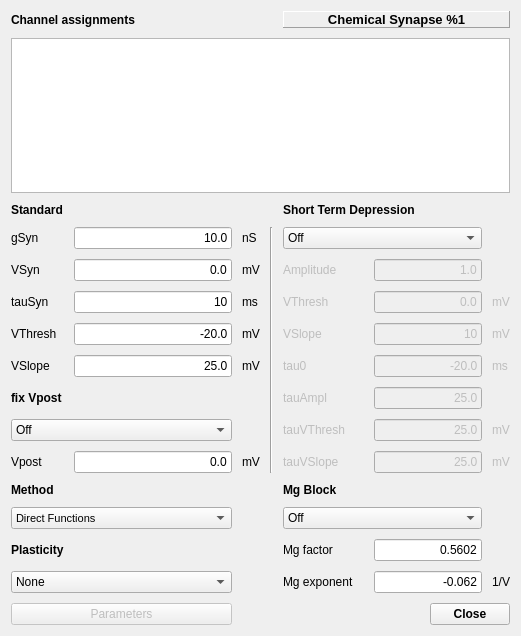
Old version of the form src/gui/ChemSynDlg.ui in the repository CompEphys-team/stdpc.
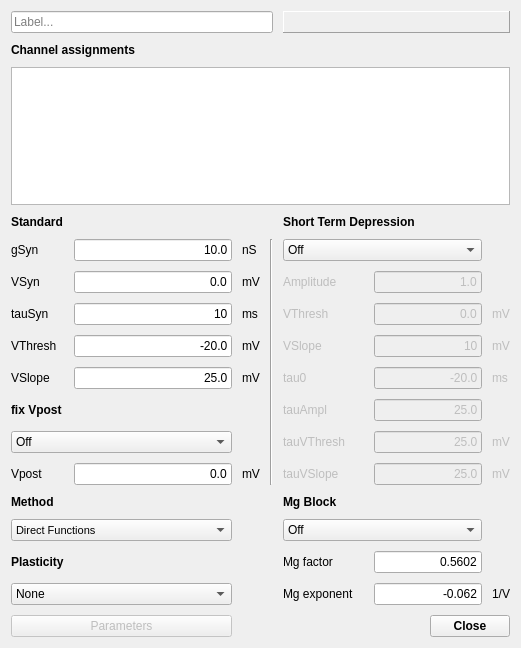
New version of the form. Custom widgets are drawn as their Qt base class.

Commit message: Added Conductance labels to parameter dialog

The edit to the form file:
```diff
--- a/src/gui/ChemSynDlg.ui
+++ b/src/gui/ChemSynDlg.ui
@@ -7,7 +7,7 @@
     <x>0</x>
     <y>0</y>
     <width>521</width>
-    <height>636</height>
+    <height>648</height>
    </rect>
   </property>
   <property name="windowTitle">
@@ -17,10 +17,100 @@
    <property name="spacing">
     <number>10</number>
    </property>
-   <item row="7" column="1">
-    <widget class="QLineEdit" name="VSlopeE">
+   <item row="5" column="2">
+    <widget class="QLabel" name="label_10">
      <property name="text">
-      <string>25.0</string>
+      <string>mV</string>
+     </property>
+    </widget>
+   </item>
+   <item row="5" column="4" colspan="2">
+    <widget class="QLabel" name="STDAmplL">
+     <property name="enabled">
+      <bool>false</bool>
+     </property>
+     <property name="text">
+      <string>Amplitude</string>
+     </property>
+    </widget>
+   </item>
+   <item row="5" column="1">
+    <widget class="QLineEdit" name="VSynE">
+     <property name="text">
+      <string>0.0</string>
+     </property>
+     <property name="maxLength">
+      <number>8</number>
+     </property>
+     <property name="alignment">
+      <set>Qt::AlignRight|Qt::AlignTrailing|Qt::AlignVCenter</set>
+     </property>
+    </widget>
+   </item>
+   <item row="6" column="0">
+    <widget class="QLabel" name="label_6">
+     <property name="text">
+      <string>tauSyn</string>
+     </property>
+    </widget>
+   </item>
+   <item row="6" column="2">
+    <widget class="QLabel" name="label_11">
+     <property name="text">
+      <string>ms</string>
+     </property>
+    </widget>
+   </item>
+   <item row="5" column="6" colspan="2">
+    <widget class="QLineEdit" name="STDAmplE">
+     <property name="enabled">
+      <bool>false</bool>
+     </property>
+     <property name="text">
+      <string>1.0</string>
+     </property>
+     <property name="maxLength">
+      <number>8</number>
+     </property>
+     <property name="alignment">
+      <set>Qt::AlignRight|Qt::AlignTrailing|Qt::AlignVCenter</set>
+     </property>
+    </widget>
+   </item>
+   <item row="6" column="4">
+    <widget class="QLabel" name="STDVThreshL">
+     <property name="enabled">
+      <bool>false</bool>
+     </property>
+     <property name="text">
+      <string>VThresh</string>
+     </property>
+    </widget>
+   </item>
+   <item row="6" column="8">
+    <widget class="QLabel" name="STDVThreshU">
+     <property name="enabled">
+      <bool>false</bool>
+     </property>
+     <property name="text">
+      <string>mV</string>
+     </property>
+    </widget>
+   </item>
+   <item row="7" column="0">
+    <widget class="QLabel" name="label_7">
+     <property name="text">
+      <string>VThresh</string>
+     </property>
+    </widget>
+   </item>
+   <item row="6" column="6" colspan="2">
+    <widget class="QLineEdit" name="STDVThreshE">
+     <property name="enabled">
+      <bool>false</bool>
+     </property>
+     <property name="text">
+      <string>0.0</string>
      </property>
      <property name="maxLength">
       <number>8</number>
@@ -31,27 +121,24 @@
     </widget>
    </item>
    <item row="7" column="2">
-    <widget class="QLabel" name="label_13">
+    <widget class="QLabel" name="label_12">
      <property name="text">
       <string>mV</string>
      </property>
     </widget>
    </item>
    <item row="7" column="4">
-    <widget class="QLabel" name="STDtau0L">
+    <widget class="QLabel" name="STDVSlopeL">
      <property name="enabled">
       <bool>false</bool>
      </property>
      <property name="text">
-      <string>tau0</string>
+      <string>VSlope</string>
      </property>
     </widget>
    </item>
-   <item row="7" column="6" colspan="2">
-    <widget class="QLineEdit" name="STDtau0E">
-     <property name="enabled">
-      <bool>false</bool>
-     </property>
+   <item row="7" column="1">
+    <widget class="QLineEdit" name="VThreshE">
      <property name="text">
       <string>-20.0</string>
      </property>
@@ -64,45 +151,22 @@
     </widget>
    </item>
    <item row="7" column="8">
-    <widget class="QLabel" name="STDtau0U">
+    <widget class="QLabel" name="STDVSlopeU">
      <property name="enabled">
       <bool>false</bool>
      </property>
      <property name="text">
-      <string>ms</string>
+      <string>mV</string>
      </property>
     </widget>
    </item>
-   <item row="8" column="0">
-    <widget class="QLabel" name="label_18">
-     <property name="font">
-      <font>
-       <weight>75</weight>
-       <bold>true</bold>
-      </font>
-     </property>
-     <property name="text">
-      <string>fix Vpost</string>
-     </property>
-    </widget>
-   </item>
-   <item row="8" column="4">
-    <widget class="QLabel" name="STDtauAmplL">
+   <item row="7" column="6" colspan="2">
+    <widget class="QLineEdit" name="STDVSlopeE">
      <property name="enabled">
       <bool>false</bool>
      </property>
      <property name="text">
-      <string>tauAmpl</string>
-     </property>
-    </widget>
-   </item>
-   <item row="8" column="6" colspan="2">
-    <widget class="QLineEdit" name="STDtauAmplE">
-     <property name="enabled">
-      <bool>false</bool>
-     </property>
-     <property name="text">
-      <string>25.0</string>
+      <string>10</string>
      </property>
      <property name="maxLength">
       <number>8</number>
@@ -112,8 +176,8 @@
      </property>
     </widget>
    </item>
-   <item row="9" column="0" colspan="2">
-    <widget class="QComboBox" name="fixVpostCombo">
+   <item row="13" column="4" colspan="4">
+    <widget class="QComboBox" name="MgBlockCombo">
      <item>
       <property name="text">
        <string>Off</string>
@@ -126,53 +190,89 @@
      </item>
     </widget>
    </item>
-   <item row="9" column="4" colspan="2">
-    <widget class="QLabel" name="STDtauVThreshL">
-     <property name="enabled">
-      <bool>false</bool>
+   <item row="12" column="4">
+    <widget class="QLabel" name="MgBlockL">
+     <property name="font">
+      <font>
+       <weight>75</weight>
+       <bold>true</bold>
+      </font>
      </property>
      <property name="text">
-      <string>tauVThresh</string>
+      <string>Mg Block</string>
      </property>
     </widget>
    </item>
-   <item row="9" column="6" colspan="2">
-    <widget class="QLineEdit" name="STDtauVThreshE">
-     <property name="enabled">
-      <bool>false</bool>
+   <item row="14" column="4">
+    <widget class="QLabel" name="MgfacL">
+     <property name="text">
+      <string>Mg factor</string>
      </property>
+    </widget>
+   </item>
+   <item row="15" column="4">
+    <widget class="QLabel" name="MgexpoL">
      <property name="text">
-      <string>25.0</string>
+      <string>Mg exponent</string>
      </property>
-     <property name="maxLength">
-      <number>8</number>
+    </widget>
+   </item>
+   <item row="14" column="0">
+    <widget class="QLabel" name="label_31">
+     <property name="font">
+      <font>
+       <weight>75</weight>
+       <bold>true</bold>
+      </font>
      </property>
-     <property name="alignment">
-      <set>Qt::AlignRight|Qt::AlignTrailing|Qt::AlignVCenter</set>
+     <property name="text">
+      <string>Plasticity</string>
      </property>
     </widget>
    </item>
-   <item row="9" column="8">
-    <widget class="QLabel" name="STDtauVThreshU">
-     <property name="enabled">
-      <bool>false</bool>
-     </property>
+   <item row="15" column="8">
+    <widget class="QLabel" name="MgexpoU">
      <property name="text">
-      <string>mV</string>
+      <string>1/V</string>
      </property>
     </widget>
    </item>
-   <item row="10" column="0">
-    <widget class="QLabel" name="label_29">
+   <item row="15" column="0" colspan="2">
+    <widget class="QComboBox" name="PlasticityCombo">
+     <item>
+      <property name="text">
+       <string>None</string>
+      </property>
+     </item>
+     <item>
+      <property name="text">
+       <string>Spike STDP</string>
+      </property>
+     </item>
+     <item>
+      <property name="text">
+       <string>ODE STDP</string>
+      </property>
+     </item>
+    </widget>
+   </item>
+   <item row="15" column="6" colspan="2">
+    <widget class="QLineEdit" name="MgexpoE">
      <property name="text">
-      <string>Vpost</string>
+      <string>-0.062</string>
      </property>
+     <property name="maxLength">
+      <number>8</number>
+     </property>
+     <property name="alignment">
+      <set>Qt::AlignRight|Qt::AlignTrailing|Qt::AlignVCenter</set>
+     </property>
     </widget>
    </item>
-   <item row="10" column="1">
-    <widget class="QLineEdit" name="VpostE">
+   <item row="14" column="6" colspan="2">
+    <widget class="QLineEdit" name="MgfacE">
      <property name="text">
-      <string>0.0</string>
+      <string>0.5602</string>
      </property>
      <property name="maxLength">
       <number>8</number>
@@ -182,14 +282,33 @@
      </property>
     </widget>
    </item>
-   <item row="10" column="2">
-    <widget class="QLabel" name="label_30">
+   <item row="16" column="0" colspan="2">
+    <widget class="QPushButton" name="PlastParaBut">
+     <property name="enabled">
+      <bool>false</bool>
+     </property>
      <property name="text">
-      <string>mV</string>
+      <string>Parameters</string>
      </property>
     </widget>
    </item>
-   <item row="10" column="4" colspan="2">
+   <item row="16" column="6" colspan="3">
+    <widget class="QDialogButtonBox" name="ResCloseBox">
+     <property name="font">
+      <font>
+       <weight>75</weight>
+       <bold>true</bold>
+      </font>
+     </property>
+     <property name="orientation">
+      <enum>Qt::Horizontal</enum>
+     </property>
+     <property name="standardButtons">
+      <set>QDialogButtonBox::Close</set>
+     </property>
+    </widget>
+   </item>
+   <item row="11" column="4" colspan="2">
     <widget class="QLabel" name="STDtauVSlopeL">
      <property name="enabled">
       <bool>false</bool>
@@ -199,7 +318,7 @@
      </property>
     </widget>
    </item>
-   <item row="10" column="6" colspan="2">
+   <item row="11" column="6" colspan="2">
     <widget class="QLineEdit" name="STDtauVSlopeE">
      <property name="enabled">
       <bool>false</bool>
@@ -215,7 +334,7 @@
      </property>
     </widget>
    </item>
-   <item row="10" column="8">
+   <item row="11" column="8">
     <widget class="QLabel" name="STDtauVSlopeU">
      <property name="enabled">
       <bool>false</bool>
@@ -225,7 +344,7 @@
      </property>
     </widget>
    </item>
-   <item row="11" column="0">
+   <item row="12" column="0">
     <widget class="QLabel" name="MethodL">
      <property name="font">
       <font>
@@ -238,7 +357,7 @@
      </property>
     </widget>
    </item>
-   <item row="5" column="1">
+   <item row="6" column="1">
     <widget class="QLineEdit" name="tauSynE">
      <property name="text">
       <string>10</string>
@@ -251,7 +370,7 @@
      </property>
     </widget>
    </item>
-   <item row="12" column="0" colspan="2">
+   <item row="13" column="0" colspan="2">
     <widget class="QComboBox" name="LUCombo">
      <property name="font">
       <font>
@@ -272,14 +391,186 @@
      </item>
     </widget>
    </item>
-   <item row="7" column="0">
+   <item row="8" column="0">
     <widget class="QLabel" name="label_8">
      <property name="text">
       <string>VSlope</string>
      </property>
     </widget>
    </item>
-   <item row="0" column="0" colspan="2">
+   <item row="9" column="6" colspan="2">
+    <widget class="QLineEdit" name="STDtauAmplE">
+     <property name="enabled">
+      <bool>false</bool>
+     </property>
+     <property name="text">
+      <string>25.0</string>
+     </property>
+     <property name="maxLength">
+      <number>8</number>
+     </property>
+     <property name="alignment">
+      <set>Qt::AlignRight|Qt::AlignTrailing|Qt::AlignVCenter</set>
+     </property>
+    </widget>
+   </item>
+   <item row="10" column="4" colspan="2">
+    <widget class="QLabel" name="STDtauVThreshL">
+     <property name="enabled">
+      <bool>false</bool>
+     </property>
+     <property name="text">
+      <string>tauVThresh</string>
+     </property>
+    </widget>
+   </item>
+   <item row="10" column="6" colspan="2">
+    <widget class="QLineEdit" name="STDtauVThreshE">
+     <property name="enabled">
+      <bool>false</bool>
+     </property>
+     <property name="text">
+      <string>25.0</string>
+     </property>
+     <property name="maxLength">
+      <number>8</number>
+     </property>
+     <property name="alignment">
+      <set>Qt::AlignRight|Qt::AlignTrailing|Qt::AlignVCenter</set>
+     </property>
+    </widget>
+   </item>
+   <item row="10" column="8">
+    <widget class="QLabel" name="STDtauVThreshU">
+     <property name="enabled">
+      <bool>false</bool>
+     </property>
+     <property name="text">
+      <string>mV</string>
+     </property>
+    </widget>
+   </item>
+   <item row="11" column="0">
+    <widget class="QLabel" name="label_29">
+     <property name="text">
+      <string>Vpost</string>
+     </property>
+    </widget>
+   </item>
+   <item row="11" column="1">
+    <widget class="QLineEdit" name="VpostE">
+     <property name="text">
+      <string>0.0</string>
+     </property>
+     <property name="maxLength">
+      <number>8</number>
+     </property>
+     <property name="alignment">
+      <set>Qt::AlignRight|Qt::AlignTrailing|Qt::AlignVCenter</set>
+     </property>
+    </widget>
+   </item>
+   <item row="11" column="2">
+    <widget class="QLabel" name="label_30">
+     <property name="text">
+      <string>mV</string>
+     </property>
+    </widget>
+   </item>
+   <item row="8" column="1">
+    <widget class="QLineEdit" name="VSlopeE">
+     <property name="text">
+      <string>25.0</string>
+     </property>
+     <property name="maxLength">
+      <number>8</number>
+     </property>
+     <property name="alignment">
+      <set>Qt::AlignRight|Qt::AlignTrailing|Qt::AlignVCenter</set>
+     </property>
+    </widget>
+   </item>
+   <item row="8" column="2">
+    <widget class="QLabel" name="label_13">
+     <property name="text">
+      <string>mV</string>
+     </property>
+    </widget>
+   </item>
+   <item row="8" column="4">
+    <widget class="QLabel" name="STDtau0L">
+     <property name="enabled">
+      <bool>false</bool>
+     </property>
+     <property name="text">
+      <string>tau0</string>
+     </property>
+    </widget>
+   </item>
+   <item row="8" column="6" colspan="2">
+    <widget class="QLineEdit" name="STDtau0E">
+     <property name="enabled">
+      <bool>false</bool>
+     </property>
+     <property name="text">
+      <string>-20.0</string>
+     </property>
+     <property name="maxLength">
+      <number>8</number>
+     </property>
+     <property name="alignment">
+      <set>Qt::AlignRight|Qt::AlignTrailing|Qt::AlignVCenter</set>
+     </property>
+    </widget>
+   </item>
+   <item row="8" column="8">
+    <widget class="QLabel" name="STDtau0U">
+     <property name="enabled">
+      <bool>false</bool>
+     </property>
+     <property name="text">
+      <string>ms</string>
+     </property>
+    </widget>
+   </item>
+   <item row="9" column="0">
+    <widget class="QLabel" name="label_18">
+     <property name="font">
+      <font>
+       <weight>75</weight>
+       <bold>true</bold>
+      </font>
+     </property>
+     <property name="text">
+      <string>fix Vpost</string>
+     </property>
+    </widget>
+   </item>
+   <item row="10" column="0" colspan="2">
+    <widget class="QComboBox" name="fixVpostCombo">
+     <item>
+      <property name="text">
+       <string>Off</string>
+      </property>
+     </item>
+     <item>
+      <property name="text">
+       <string>Fixed</string>
+      </property>
+     </item>
+    </widget>
+   </item>
+   <item row="9" column="4">
+    <widget class="QLabel" name="STDtauAmplL">
+     <property name="enabled">
+      <bool>false</bool>
+     </property>
+     <property name="text">
+      <string>tauAmpl</string>
+     </property>
+    </widget>
+   </item>
+   <item row="1" column="0" colspan="2">
     <widget class="QLabel" name="label_16">
      <property name="font">
       <font>
@@ -292,45 +583,7 @@
      </property>
     </widget>
    </item>
-   <item row="0" column="4" colspan="5">
-    <widget class="QLabel" name="ChemSynDlgLabel">
-     <property name="enabled">
-      <bool>true</bool>
-     </property>
-     <property name="font">
-      <font>
-       <pointsize>10</pointsize>
-       <weight>75</weight>
-       <bold>true</bold>
-      </font>
-     </property>
-     <property name="autoFillBackground">
-      <bool>false</bool>
-     </property>
-     <property name="styleSheet">
-      <string/>
-     </property>
-     <property name="frameShape">
-      <enum>QFrame::Panel</enum>
-     </property>
-     <property name="frameShadow">
-      <enum>QFrame::Raised</enum>
-     </property>
-     <property name="lineWidth">
-      <number>1</number>
-     </property>
-     <property name="midLineWidth">
-      <number>0</number>
-     </property>
-     <property name="text">
-      <string>Chemical Synapse %1</string>
-     </property>
-     <property name="alignment">
-      <set>Qt::AlignCenter</set>
-     </property>
-    </widget>
-   </item>
-   <item row="1" column="0" colspan="9">
+   <item row="2" column="0" colspan="9">
     <widget class="AssignmentWidget&lt;SynapseAssignment&gt;" name="assignments">
      <attribute name="horizontalHeaderStretchLastSection">
       <bool>true</bool>
@@ -340,7 +593,7 @@
      </attribute>
     </widget>
    </item>
-   <item row="2" column="0">
+   <item row="3" column="0">
     <widget class="QLabel" name="label_14">
      <property name="font">
       <font>
@@ -353,7 +606,7 @@
      </property>
     </widget>
    </item>
-   <item row="2" column="4" colspan="4">
+   <item row="3" column="4" colspan="4">
     <widget class="QLabel" name="label_15">
      <property name="font">
       <font>
@@ -366,41 +619,34 @@
      </property>
     </widget>
    </item>
-   <item row="3" column="0">
+   <item row="4" column="0">
     <widget class="QLabel" name="label_4">
      <property name="text">
       <string>gSyn</string>
      </property>
     </widget>
    </item>
-   <item row="3" column="1">
-    <widget class="QLineEdit" name="gSynE">
-     <property name="text">
-      <string>10.0</string>
-     </property>
-     <property name="maxLength">
-      <number>8</number>
-     </property>
-     <property name="alignment">
-      <set>Qt::AlignRight|Qt::AlignTrailing|Qt::AlignVCenter</set>
-     </property>
-    </widget>
-   </item>
-   <item row="3" column="2">
+   <item row="4" column="2">
     <widget class="QLabel" name="label_9">
      <property name="text">
       <string>nS</string>
      </property>
     </widget>
    </item>
-   <item row="3" column="3" rowspan="8">
-    <widget class="Line" name="line">
-     <property name="orientation">
-      <enum>Qt::Vertical</enum>
+   <item row="4" column="1">
+    <widget class="QLineEdit" name="gSynE">
+     <property name="text">
+      <string>10.0</string>
+     </property>
+     <property name="maxLength">
+      <number>8</number>
+     </property>
+     <property name="alignment">
+      <set>Qt::AlignRight|Qt::AlignTrailing|Qt::AlignVCenter</set>
      </property>
     </widget>
    </item>
-   <item row="3" column="4" colspan="4">
+   <item row="4" column="4" colspan="4">
     <widget class="QComboBox" name="STDCombo">
      <item>
       <property name="text">
@@ -414,301 +660,62 @@
      </item>
     </widget>
    </item>
-   <item row="4" column="0">
+   <item row="4" column="3" rowspan="8">
+    <widget class="Line" name="line">
+     <property name="orientation">
+      <enum>Qt::Vertical</enum>
+     </property>
+    </widget>
+   </item>
+   <item row="5" column="0">
     <widget class="QLabel" name="label_5">
      <property name="text">
       <string>VSyn</string>
      </property>
     </widget>
    </item>
-   <item row="4" column="1">
-    <widget class="QLineEdit" name="VSynE">
-     <property name="text">
-      <string>0.0</string>
+   <item row="0" column="0" colspan="4">
+    <widget class="QLineEdit" name="leLabel">
+     <property name="placeholderText">
+      <string>Label...</string>
      </property>
-     <property name="maxLength">
-      <number>8</number>
-     </property>
-     <property name="alignment">
-      <set>Qt::AlignRight|Qt::AlignTrailing|Qt::AlignVCenter</set>
-     </property>
     </widget>
    </item>
-   <item row="4" column="2">
-    <widget class="QLabel" name="label_10">
-     <property name="text">
-      <string>mV</string>
-     </property>
-    </widget>
-   </item>
-   <item row="4" column="4" colspan="2">
-    <widget class="QLabel" name="STDAmplL">
+   <item row="0" column="4" colspan="5">
+    <widget class="QLabel" name="ChemSynDlgLabel">
      <property name="enabled">
-      <bool>false</bool>
+      <bool>true</bool>
      </property>
-     <property name="text">
-      <string>Amplitude</string>
-     </property>
-    </widget>
-   </item>
-   <item row="4" column="6" colspan="2">
-    <widget class="QLineEdit" name="STDAmplE">
-     <property name="enabled">
-      <bool>false</bool>
-     </property>
-     <property name="text">
-      <string>1.0</string>
-     </property>
-     <property name="maxLength">
-      <number>8</number>
-     </property>
-     <property name="alignment">
-      <set>Qt::AlignRight|Qt::AlignTrailing|Qt::AlignVCenter</set>
-     </property>
-    </widget>
-   </item>
-   <item row="5" column="0">
-    <widget class="QLabel" name="label_6">
-     <property name="text">
-      <string>tauSyn</string>
-     </property>
-    </widget>
-   </item>
-   <item row="5" column="2">
-    <widget class="QLabel" name="label_11">
-     <property name="text">
-      <string>ms</string>
-     </property>
-    </widget>
-   </item>
-   <item row="5" column="4">
-    <widget class="QLabel" name="STDVThreshL">
-     <property name="enabled">
-      <bool>false</bool>
-     </property>
-     <property name="text">
-      <string>VThresh</string>
-     </property>
-    </widget>
-   </item>
-   <item row="5" column="6" colspan="2">
-    <widget class="QLineEdit" name="STDVThreshE">
-     <property name="enabled">
-      <bool>false</bool>
-     </property>
-     <property name="text">
-      <string>0.0</string>
-     </property>
-     <property name="maxLength">
-      <number>8</number>
-     </property>
-     <property name="alignment">
-      <set>Qt::AlignRight|Qt::AlignTrailing|Qt::AlignVCenter</set>
-     </property>
-    </widget>
-   </item>
-   <item row="5" column="8">
-    <widget class="QLabel" name="STDVThreshU">
-     <property name="enabled">
-      <bool>false</bool>
-     </property>
-     <property name="text">
-      <string>mV</string>
-     </property>
-    </widget>
-   </item>
-   <item row="6" column="0">
-    <widget class="QLabel" name="label_7">
-     <property name="text">
-      <string>VThresh</string>
-     </property>
-    </widget>
-   </item>
-   <item row="6" column="1">
-    <widget class="QLineEdit" name="VThreshE">
-     <property name="text">
-      <string>-20.0</string>
-     </property>
-     <property name="maxLength">
-      <number>8</number>
-     </property>
-     <property name="alignment">
-      <set>Qt::AlignRight|Qt::AlignTrailing|Qt::AlignVCenter</set>
-     </property>
-    </widget>
-   </item>
-   <item row="6" column="2">
-    <widget class="QLabel" name="label_12">
-     <property name="text">
-      <string>mV</string>
-     </property>
-    </widget>
-   </item>
-   <item row="6" column="4">
-    <widget class="QLabel" name="STDVSlopeL">
-     <property name="enabled">
-      <bool>false</bool>
-     </property>
-     <property name="text">
-      <string>VSlope</string>
-     </property>
-    </widget>
-   </item>
-   <item row="6" column="6" colspan="2">
-    <widget class="QLineEdit" name="STDVSlopeE">
-     <property name="enabled">
-      <bool>false</bool>
-     </property>
-     <property name="text">
-      <string>10</string>
-     </property>
-     <property name="maxLength">
-      <number>8</number>
-     </property>
-     <property name="alignment">
-      <set>Qt::AlignRight|Qt::AlignTrailing|Qt::AlignVCenter</set>
-     </property>
-    </widget>
-   </item>
-   <item row="6" column="8">
-    <widget class="QLabel" name="STDVSlopeU">
-     <property name="enabled">
-      <bool>false</bool>
-     </property>
-     <property name="text">
-      <string>mV</string>
-     </property>
-    </widget>
-   </item>
-   <item row="11" column="4">
-    <widget class="QLabel" name="MgBlockL">
      <property name="font">
       <font>
+       <pointsize>10</pointsize>
        <weight>75</weight>
        <bold>true</bold>
       </font>
      </property>
-     <property name="text">
-      <string>Mg Block</string>
+     <property name="autoFillBackground">
+      <bool>false</bool>
      </property>
-    </widget>
-   </item>
-   <item row="12" column="4" colspan="4">
-    <widget class="QComboBox" name="MgBlockCombo">
-     <item>
-      <property name="text">
-       <string>Off</string>
-      </property>
-     </item>
-     <item>
-      <property name="text">
-       <string>Fixed</string>
-      </property>
-     </item>
-    </widget>
-   </item>
-   <item row="13" column="0">
-    <widget class="QLabel" name="label_31">
-     <property name="font">
-      <font>
-       <weight>75</weight>
-       <bold>true</bold>
-      </font>
+     <property name="styleSheet">
+      <string/>
      </property>
-     <property name="text">
-      <string>Plasticity</string>
+     <property name="frameShape">
+      <enum>QFrame::Panel</enum>
      </property>
-    </widget>
-   </item>
-   <item row="13" column="4">
-    <widget class="QLabel" name="MgfacL">
-     <property name="text">
-      <string>Mg factor</string>
+     <property name="frameShadow">
+      <enum>QFrame::Raised</enum>
      </property>
-    </widget>
-   </item>
-   <item row="14" column="4">
-    <widget class="QLabel" name="MgexpoL">
-     <property name="text">
-      <string>Mg exponent</string>
+     <property name="lineWidth">
+      <number>1</number>
      </property>
-    </widget>
-   </item>
-   <item row="14" column="8">
-    <widget class="QLabel" name="MgexpoU">
-     <property name="text">
-      <string>1/V</string>
+     <property name="midLineWidth">
+      <number>0</number>
      </property>
-    </widget>
-   </item>
-   <item row="14" column="6" colspan="2">
-    <widget class="QLineEdit" name="MgexpoE">
      <property name="text">
-      <string>-0.062</string>
+      <string/>
      </property>
-     <property name="maxLength">
-      <number>8</number>
-     </property>
      <property name="alignment">
-      <set>Qt::AlignRight|Qt::AlignTrailing|Qt::AlignVCenter</set>
-     </property>
-    </widget>
-   </item>
-   <item row="13" column="6" colspan="2">
-    <widget class="QLineEdit" name="MgfacE">
-     <property name="text">
-      <string>0.5602</string>
-     </property>
-     <property name="maxLength">
-      <number>8</number>
-     </property>
-     <property name="alignment">
-      <set>Qt::AlignRight|Qt::AlignTrailing|Qt::AlignVCenter</set>
-     </property>
-    </widget>
-   </item>
-   <item row="14" column="0" colspan="2">
-    <widget class="QComboBox" name="PlasticityCombo">
-     <item>
-      <property name="text">
-       <string>None</string>
-      </property>
-     </item>
-     <item>
-      <property name="text">
-       <string>Spike STDP</string>
-      </property>
-     </item>
-     <item>
-      <property name="text">
-       <string>ODE STDP</string>
-      </property>
-     </item>
-    </widget>
-   </item>
-   <item row="15" column="0" colspan="2">
-    <widget class="QPushButton" name="PlastParaBut">
-     <property name="enabled">
-      <bool>false</bool>
-     </property>
-     <property name="text">
-      <string>Parameters</string>
-     </property>
-    </widget>
-   </item>
-   <item row="15" column="6" colspan="3">
-    <widget class="QDialogButtonBox" name="ResCloseBox">
-     <property name="font">
-      <font>
-       <weight>75</weight>
-       <bold>true</bold>
-      </font>
-     </property>
-     <property name="orientation">
-      <enum>Qt::Horizontal</enum>
-     </property>
-     <property name="standardButtons">
-      <set>QDialogButtonBox::Close</set>
+      <set>Qt::AlignCenter</set>
      </property>
     </widget>
    </item>
```
The commit also changes 20 other files.
